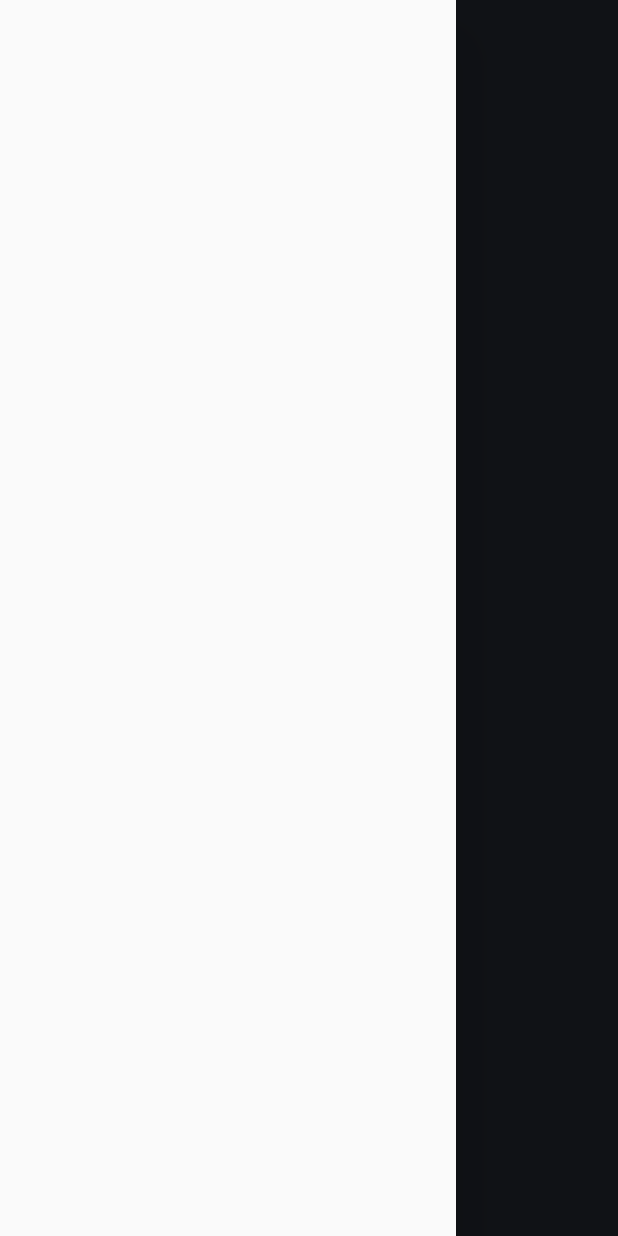
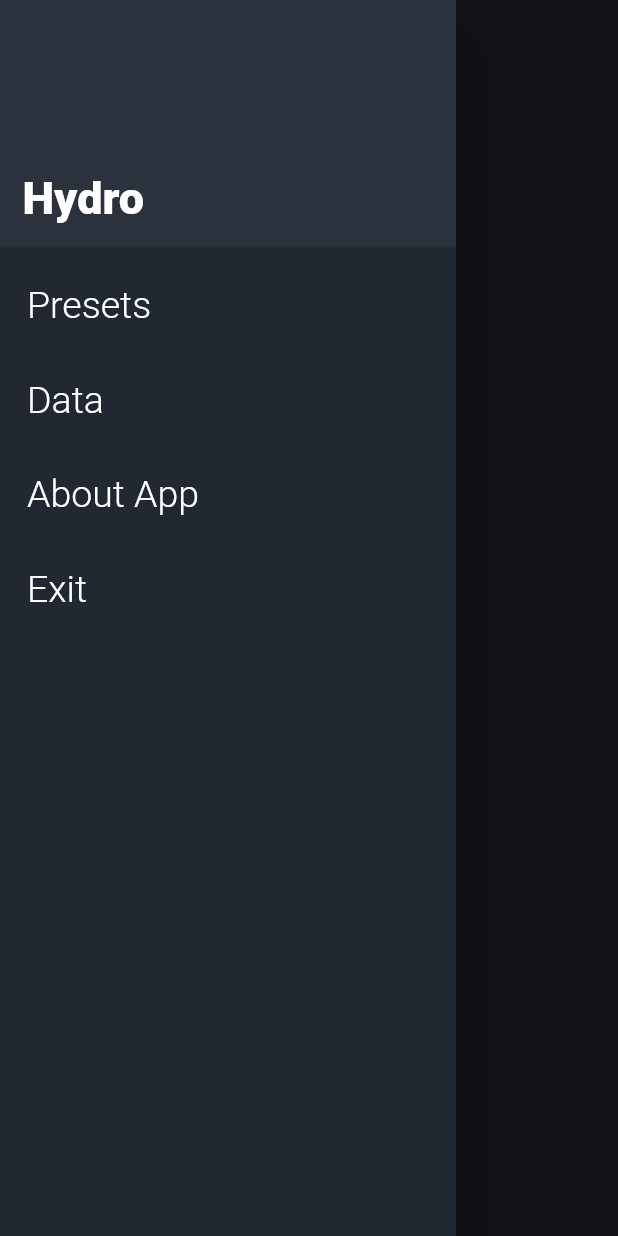
Before and after one commit to OndrejVarga/Hydro, a Flutter app: the screen it shows after launch, with the side drawer open, on a phone screen of 412 x 824 dp. Run offline on Flutter 3.47's test engine with Material 2 defaults, Android fonts, the phone set to English and light mode, and no system bars; drawn by our look-alikes of sleek_circular_slider; our stand-ins replace fl_chart, flutter_local_notifications, hexcolor, sqflite; missing offline and left inert: flutter_restart, locally; accounts and stored records are empty.

Commit message:
finished product

```diff
--- a/lib/providers/core.dart
+++ b/lib/providers/core.dart
@@ -47,7 +47,7 @@ class Core with ChangeNotifier {
           year: date.year,
           month: date.month,
           day: date.day,
-          currentGoal: 0,
+          currentGoal: _presets.currentPresets['goal'],
           progress: []);
     }
     notifyListeners();
--- a/lib/screens/main_screen.dart
+++ b/lib/screens/main_screen.dart
@@ -22,6 +22,7 @@ class _MainScreenState extends State<MainScreen> {
     _controller = PageController(
       initialPage: 1,
     );
+
     if (widget.toRestart) {
       FlutterRestart.restartApp();
     }
@@ -48,7 +49,7 @@ class _MainScreenState extends State<MainScreen> {
             controller: _controller,
             children: [
               Presets(),
-              WaterScreen(),
+              WaterScreen(_controller),
               DataScreen(),
             ],
           );
--- a/lib/screens/water_screen.dart
+++ b/lib/screens/water_screen.dart
@@ -1,10 +1,15 @@
+import 'dart:io';
+
 import 'package:Hydro/providers/core.dart';
+import 'package:Hydro/screens/aboutapp_screen.dart';
 import 'package:Hydro/widgets/water_screen/water_top_bar.dart';
 import 'package:Hydro/widgets/water_screen/water_counter.dart';
 import 'package:provider/provider.dart';
 import 'package:flutter/material.dart';
 
 class WaterScreen extends StatefulWidget {
+  final PageController _controller;
+  WaterScreen(this._controller);
   @override
   _WaterScreenState createState() => _WaterScreenState();
 }
@@ -17,7 +22,53 @@ class _WaterScreenState extends State<WaterScreen> {
     return Scaffold(
       key: _scaffoldKey,
       backgroundColor: Theme.of(context).backgroundColor,
-      drawer: Drawer(),
+      drawer: Drawer(
+        child: Container(
+          color: Theme.of(context).backgroundColor,
+          child: Column(
+            crossAxisAlignment: CrossAxisAlignment.stretch,
+            children: [
+              Container(
+                color: Theme.of(context).primaryColor,
+                height: MediaQuery.of(context).size.height * (1 / 5),
+                child: Row(
+                  crossAxisAlignment: CrossAxisAlignment.end,
+                  mainAxisAlignment: MainAxisAlignment.start,
+                  children: [
+                    Container(
+                      padding: const EdgeInsets.all(15),
+                      child: Text(
+                        "Hydro",
+                        style: Theme.of(context)
+                            .textTheme
+                            .headline1
+                            .copyWith(fontSize: 30),
+                      ),
+                    ),
+                  ],
+                ),
+              ),
+              DrawerButton('Presets', () {
+                widget._controller.animateToPage(0,
+                    duration: Duration(milliseconds: 500),
+                    curve: Curves.decelerate);
+              }),
+              DrawerButton('Data', () {
+                widget._controller.animateToPage(3,
+                    duration: Duration(milliseconds: 500),
+                    curve: Curves.decelerate);
+              }),
+              DrawerButton('About App', () {
+                Navigator.push(context,
+                    MaterialPageRoute(builder: (context) => AboutAppScreen()));
+              }),
+              DrawerButton('Exit', () {
+                exit(0);
+              })
+            ],
+          ),
+        ),
+      ),
       body: Container(
         child: Column(
           children: [
@@ -41,3 +92,28 @@ class _WaterScreenState extends State<WaterScreen> {
     );
   }
 }
+
+class DrawerButton extends StatelessWidget {
+  final String text;
+  final Function function;
+  DrawerButton(this.text, this.function);
+
+  @override
+  Widget build(BuildContext context) {
+    return Container(
+      padding: const EdgeInsets.only(left: 10, top: 15),
+      child: TextButton(
+        child: Row(
+          children: [
+            Text(
+              text,
+              style:
+                  Theme.of(context).textTheme.headline2.copyWith(fontSize: 25),
+            ),
+          ],
+        ),
+        onPressed: function,
+      ),
+    );
+  }
+}
--- a/lib/utils/database.dart
+++ b/lib/utils/database.dart
@@ -1,9 +1,11 @@
+import 'package:Hydro/providers/core.dart';
 import 'package:Hydro/utils/progress_model.dart';
 import 'package:Hydro/utils/days_data_model.dart';
 import 'package:Hydro/utils/presets_model.dart';
 import 'package:flutter/cupertino.dart';
 import 'package:flutter/material.dart';
 import 'package:path/path.dart';
+import 'package:provider/provider.dart';
 import 'package:sqflite/sqflite.dart';
 
 class DBProvider {
@@ -207,8 +209,37 @@ class DBProvider {
                             .headline1
                             .copyWith(color: Colors.white, fontSize: 15),
                       ),
-                      onTap: () {
+                      onTap: () async {
                         indexA = index;
+                        print('aaaaaaaaaaaaaaaaaaaaaaaaaaaaaaaaaaa');
+                        // DateTime date = DateTime(0, 0, 0);
+                        // await showDatePicker(
+                        //   context: context,
+                        //   initialDate: Provider.of<Core>(context, listen: false)
+                        //       .currentDate,
+                        //   firstDate: DateTime(DateTime.now().year, 1, 1),
+                        //   lastDate: DateTime(DateTime.now().year, 12, 30),
+                        //   selectableDayPredicate: (day) {
+                        //     for (int i = 0; i < allData.length; i++) {
+                        //       if (day.day == allData[i].day &&
+                        //           day.month == allData[i].month &&
+                        //           day.year == allData[i].year) {
+                        //         return true;
+                        //       }
+                        //     }
+                        //     return false;
+                        //   },
+                        //   builder: (BuildContext context, Widget child) {
+                        //     return Theme(
+                        //       data: ThemeData.dark().copyWith(
+                        //           primaryColor: Theme.of(context).primaryColor,
+                        //           accentColor: Theme.of(context).accentColor,
+                        //           buttonTheme: ButtonThemeData(
+                        //               textTheme: ButtonTextTheme.primary)),
+                        //       child: child,
+                        //     );
+                        //   },
+                        // );
                         Navigator.pop(context);
                       },
                     );
@@ -235,6 +266,9 @@ class DBProvider {
     averageAmount = 0;
     for (int i = 0; i < data.length; i++) {
       totalAmout += data[i].amountOfDrunkWater;
+      print('DATA');
+      print(data[i].amountOfDrunkWater);
+      print(data[i].currentGoal);
       (data[i].amountOfDrunkWater >= data[i].currentGoal) &&
               data[i].amountOfDrunkWater > 0
           ? goalReached++
--- a/lib/widgets/data_report_screen/lineChart.dart
+++ b/lib/widgets/data_report_screen/lineChart.dart
@@ -19,6 +19,15 @@ class _WaterLineChartState extends State<WaterLineChart> {
 
   @override
   Widget build(BuildContext context) {
+    print(widget.data[0].day);
+    print(widget.data[0].month);
+    print(widget.data[0].year);
+    print(widget.data[0].currentGoal);
+    print(widget.data[0].amountOfDrunkWater);
+    print(widget.data.length);
+    if (widget.data.length == 1 && widget.data[0].amountOfDrunkWater == 0) {
+      return null;
+    }
     return Stack(
       children: <Widget>[
         AspectRatio(
@@ -160,12 +169,13 @@ class _WaterLineChartState extends State<WaterLineChart> {
 
   List<FlSpot> fromProgressToPoints() {
     List<FlSpot> spots = [];
+    double count = 0;
     for (int i = 0; i < widget.data[0].progress.length; i++) {
       print('val');
       print(i);
       print('val');
-      spots.add(FlSpot(
-          (i).toDouble(), widget.data[0].progress[i].cupSize.toDouble()));
+      count += widget.data[0].progress[i].cupSize.toDouble();
+      spots.add(FlSpot((i).toDouble(), count));
     }
 
     return spots;
--- a/lib/widgets/top_bar.dart
+++ b/lib/widgets/top_bar.dart
@@ -1,9 +1,9 @@
 import 'package:flutter/material.dart';
 
 class TopBar extends StatelessWidget {
-
-  final String text1,text2;
-  TopBar(this.text1,this.text2);
+  final String text1, text2;
+  final bool backBtn;
+  TopBar(this.text1, this.text2, {this.backBtn = false});
 
   @override
   Widget build(BuildContext context) {
@@ -13,6 +13,14 @@ class TopBar extends StatelessWidget {
           border: Border(bottom: BorderSide(color: Colors.white, width: 0.7))),
       child: Row(
         children: [
+          if (backBtn)
+            IconButton(
+                icon: Icon(
+                  Icons.arrow_back_ios_outlined,
+                  color: Colors.white,
+                  size: 15,
+                ),
+                onPressed: () => Navigator.pop(context)),
           Text(
             text1,
             style: Theme.of(context).textTheme.headline1.copyWith(fontSize: 20),
--- a/pubspec.yaml
+++ b/pubspec.yaml
@@ -31,6 +31,7 @@ dependencies:
   locally: ^1.0.5
   flutter_restart: ^0.0.3
   fl_chart: ^0.36.0
+  url_launcher: ^6.0.3
 
 
   # The following adds the Cupertino Icons font to your application.
```
Also changed, not shown: lib/screens/aboutapp_screen.dart (added, +84 -0 lines), lib/widgets/water_screen/water_top_bar.dart (+0 -14 lines), lib/widgets/data_report_screen/chart.dart (deleted), pubspec.lock.
